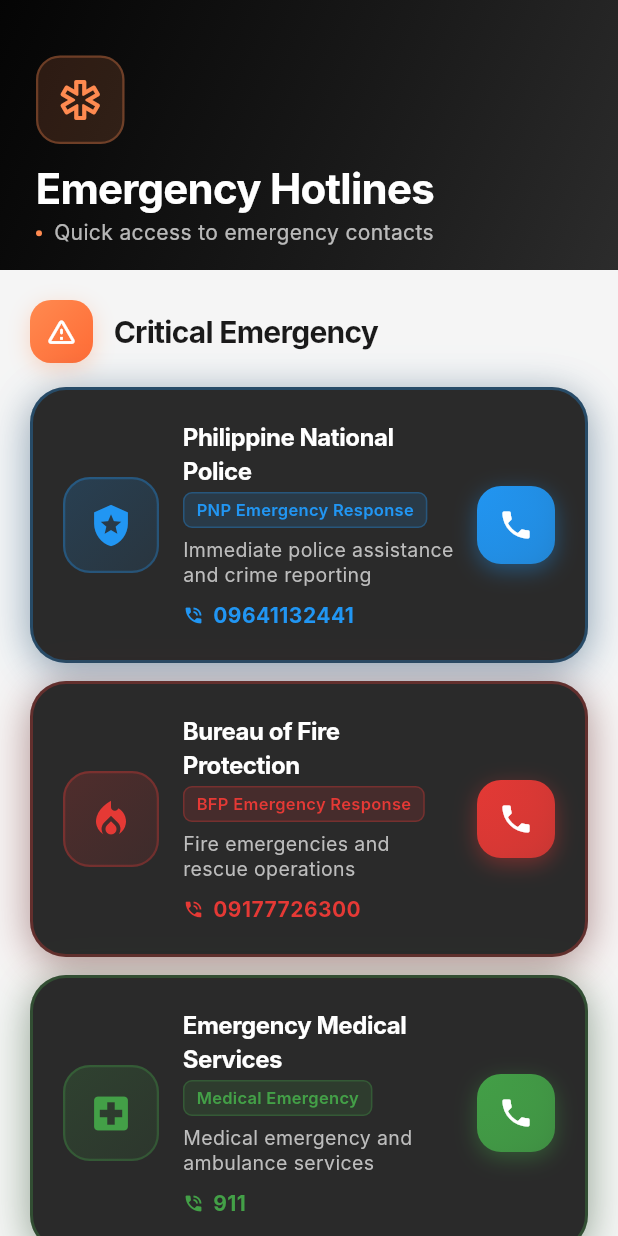
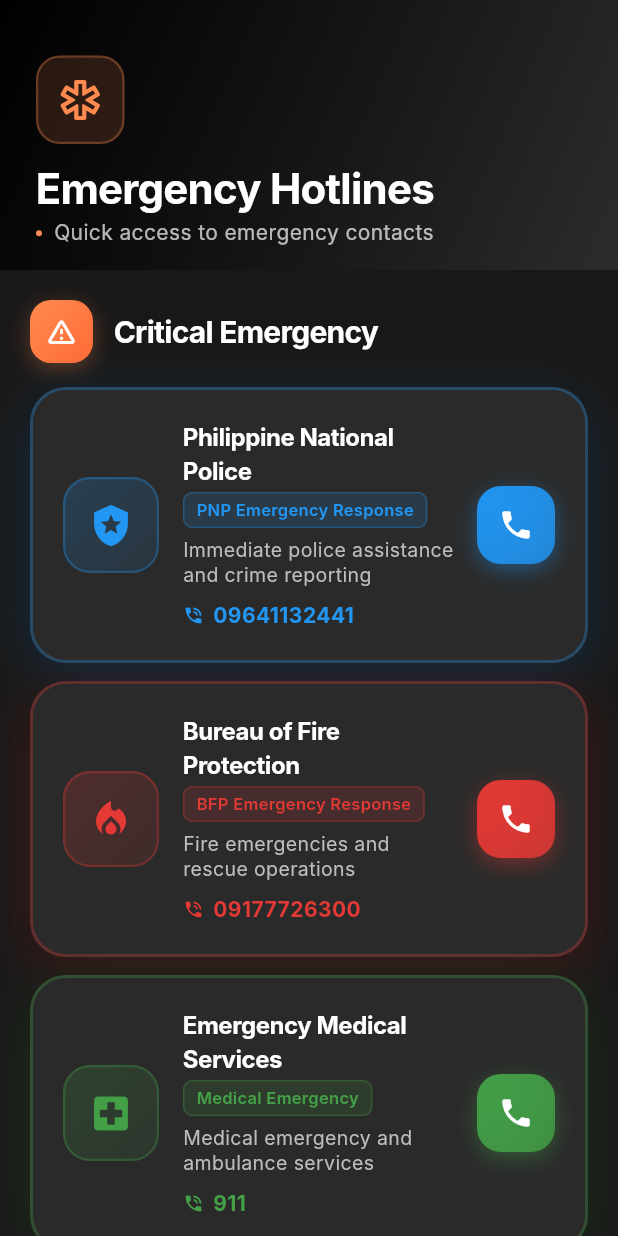
Before and after one commit to reymartjohneva/SafeSpot, a Flutter app: the EmergencyHotlinesScreen screen opened directly, on a phone screen of 412 x 824 dp. Run offline on Flutter 3.47's test engine with Material 3 defaults, Android fonts, the phone set to English and light mode, and no system bars; our stand-ins replace flutter_map, geolocator, image_picker, latlong2, permission_handler, supabase_flutter; accounts and stored records are empty; network calls fail; Roboto replaces fonts that are missing (Inter).

Commit message:
feat: adjusted emergency hotlines

```diff
--- a/lib/screens/emergency_components/section_header.dart
+++ b/lib/screens/emergency_components/section_header.dart
@@ -46,7 +46,7 @@ class SectionHeader extends StatelessWidget {
           style: const TextStyle(
             fontSize: 20,
             fontWeight: FontWeight.bold,
-            color: Color(0xFF1A1A1A),
+            color: Color.fromARGB(255, 255, 255, 255),
             letterSpacing: -0.5,
           ),
         ),
--- a/lib/screens/emergency_hotlines_screen.dart
+++ b/lib/screens/emergency_hotlines_screen.dart
@@ -55,7 +55,7 @@ class _EmergencyHotlinesScreenState extends State<EmergencyHotlinesScreen>
   @override
   Widget build(BuildContext context) {
     return Scaffold(
-      backgroundColor: const Color(0xFFF5F5F5),
+      backgroundColor: const Color.fromARGB(255, 25, 24, 24),
       body: CustomScrollView(
         slivers: [
           EmergencyAppBar(
```
